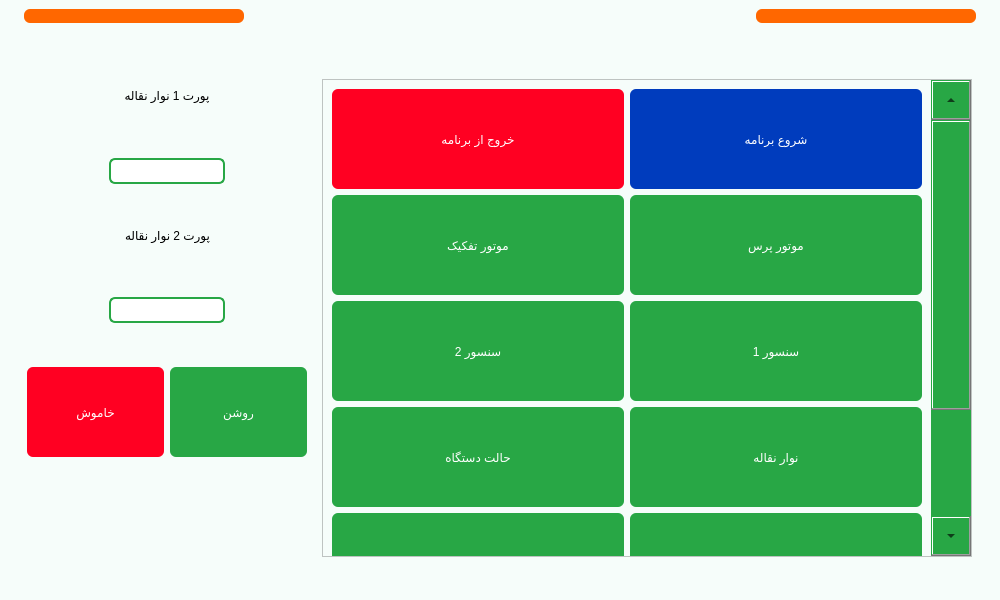
This is main.ui in Farazist/raspberrypi-app as Qt 5 draws it before an edit. The edited form follows.
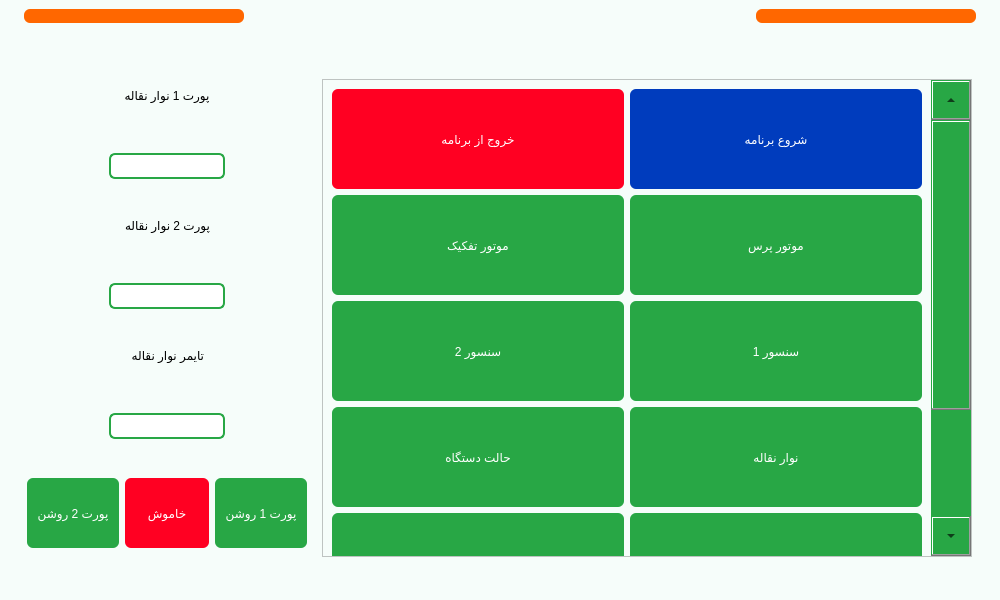
This is the edited form. The open tabs and pages were chosen to show the change. Icons and pictures are not drawn.

Commit message: add timer for conveyor

The edit to the form file:
```diff
--- a/main.ui
+++ b/main.ui
@@ -2303,7 +2303,7 @@
             <widget class="QWidget" name="pageSettingConveyorMotor">
              <layout class="QVBoxLayout" name="verticalLayout_29">
               <property name="bottomMargin">
-               <number>100</number>
+               <number>9</number>
               </property>
               <item alignment="Qt::AlignHCenter|Qt::AlignTop">
                <widget class="QLabel" name="lblConveyorPort1">
@@ -2374,22 +2374,79 @@
                 </property>
                </widget>
               </item>
+              <item alignment="Qt::AlignHCenter|Qt::AlignTop">
+               <widget class="QLabel" name="lbl_conveyor_motor_timer">
+                <property name="styleSheet">
+                 <string notr="true">font: 22pt &quot;IRANSans&quot;;
+font: 22pt &quot;IRANSansFaNum&quot;;
+color: #000000;</string>
+                </property>
+                <property name="text">
+                 <string>تایمر نوار نقاله</string>
+                </property>
+               </widget>
+              </item>
+              <item alignment="Qt::AlignHCenter|Qt::AlignTop">
+               <widget class="QLineEdit" name="tb_conveyor_motor_timer">
+                <property name="styleSheet">
+                 <string notr="true">background-color: #ffffff; 
+padding: 3px; 
+border: 2px solid #28a745;
+border-radius: 6px;
+font: 26pt &quot;IRANSansFaNum&quot;;
+color:#000000;</string>
+                </property>
+                <property name="inputMethodHints">
+                 <set>Qt::ImhDigitsOnly</set>
+                </property>
+               </widget>
+              </item>
               <item>
                <layout class="QHBoxLayout" name="horizontalLayout_20">
+                <item>
+                 <widget class="QPushButton" name="pushButton">
+                  <property name="minimumSize">
+                   <size>
+                    <width>0</width>
+                    <height>70</height>
+                   </size>
+                  </property>
+                  <property name="styleSheet">
+                   <string notr="true">QPushButton{
+background-color: #28a745;
+color: rgb(255, 255, 255);
+font: 22pt &quot;IRANSansFaNum&quot;;
+padding-left: 10px; 
+padding-right: 10px; 
+border: none; 
+border-radius: 6px;
+outline-style: none;
+}
+QPushButton:pressed {
+background-color: #145222;
+border-style: inset;
+}</string>
+                  </property>
+                  <property name="text">
+                   <string>پورت 2 روشن</string>
+                  </property>
+                 </widget>
+                </item>
                 <item>
                  <widget class="QPushButton" name="btnConveyorOff">
                   <property name="minimumSize">
                    <size>
-                    <width>80</width>
-                    <height>90</height>
+                    <width>0</width>
+                    <height>70</height>
                    </size>
                   </property>
                   <property name="styleSheet">
                    <string notr="true">QPushButton{
 background-color:  #FF0022;
 color: rgb(255, 255, 255);
-font: 24pt &quot;IRANSans&quot;;
-padding: 3px; 
+font: 22pt &quot;IRANSansFaNum&quot;;
+padding-left: 10px; 
+padding-right: 10px; 
 border: none; 
 border-radius: 6px;
 outline-style: none;
@@ -2408,16 +2465,17 @@
                  <widget class="QPushButton" name="btnConveyorOn">
                   <property name="minimumSize">
                    <size>
-                    <width>80</width>
-                    <height>90</height>
+                    <width>0</width>
+                    <height>70</height>
                    </size>
                   </property>
                   <property name="styleSheet">
                    <string notr="true">QPushButton{
 background-color: #28a745;
 color: rgb(255, 255, 255);
-font: 24pt &quot;IRANSans&quot;;
-padding: 3px; 
+font: 22pt &quot;IRANSansFaNum&quot;;
+padding-left: 10px; 
+padding-right: 10px; 
 border: none; 
 border-radius: 6px;
 outline-style: none;
@@ -2428,7 +2486,7 @@
 }</string>
                   </property>
                   <property name="text">
-                   <string>روشن</string>
+                   <string>پورت 1 روشن</string>
                   </property>
                  </widget>
                 </item>
```
Left out of the diff: 6 changed lines with no effect on the pictures.
